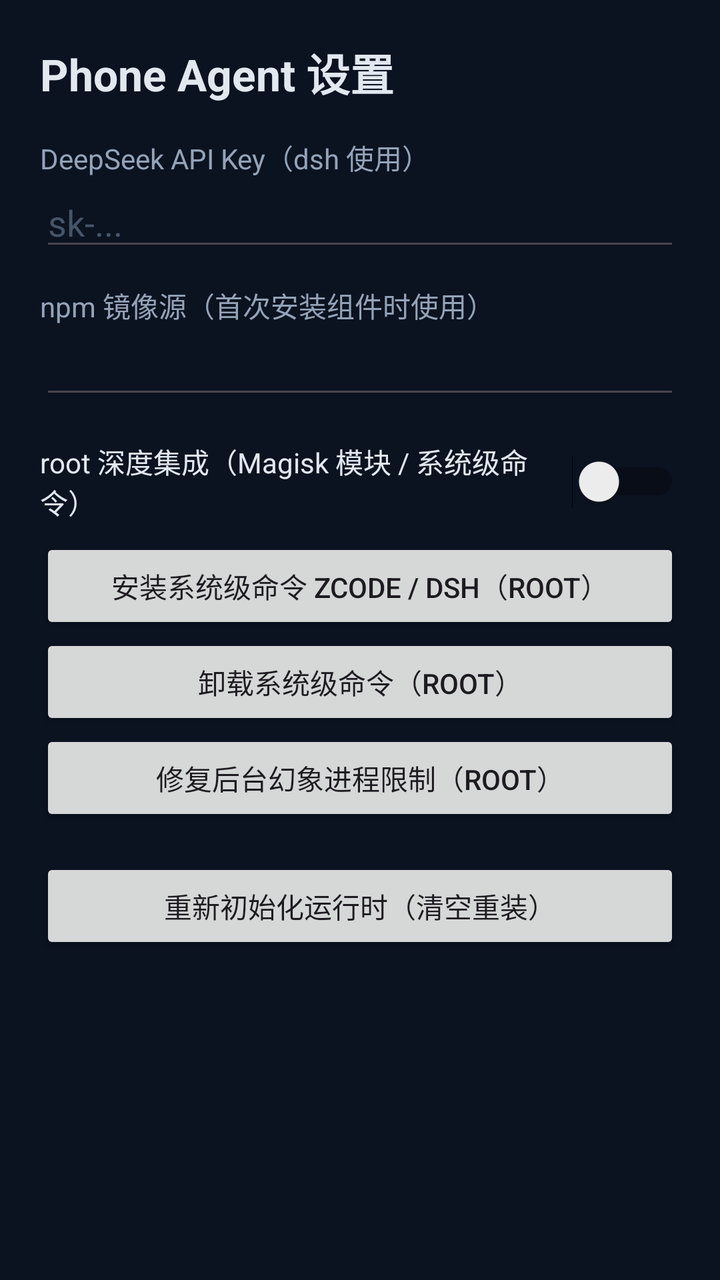
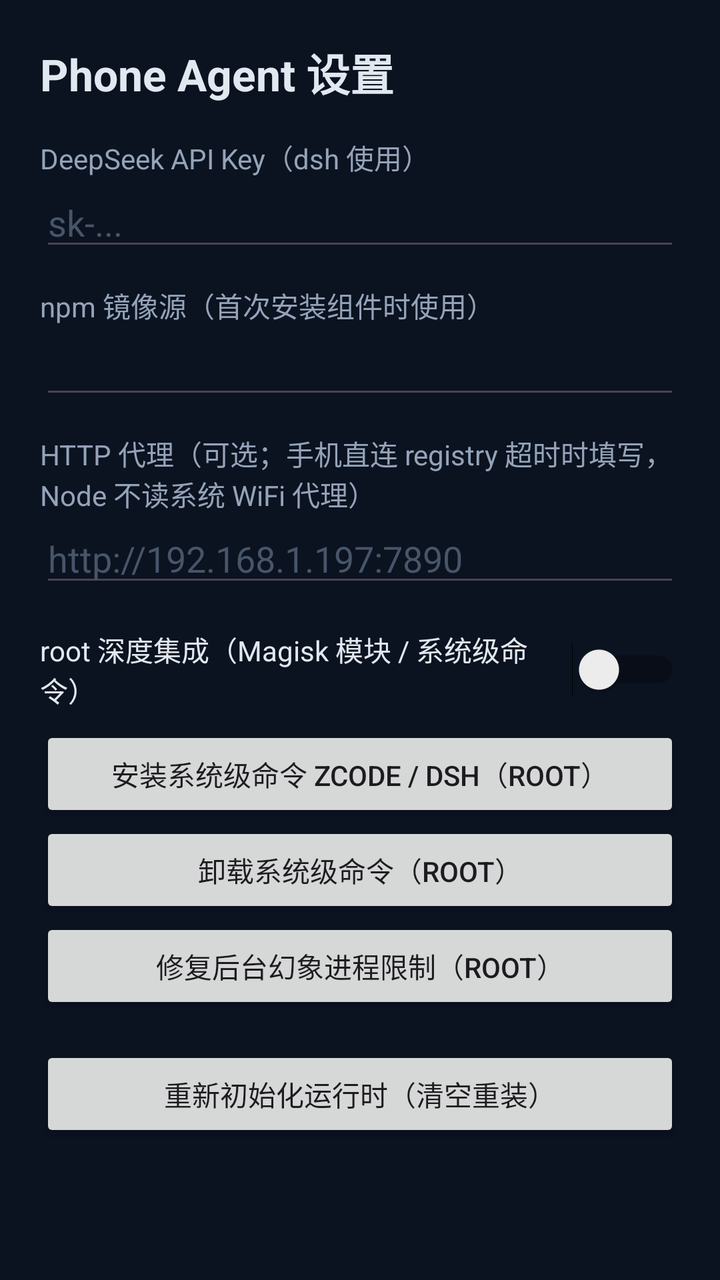

Compare the two renders of this Android layout. The source of the first and the diff that turns it into the second are given below.
<!-- AndroidManifest.xml: application theme Theme.PhoneAgent -->
<!-- res/layout/activity_settings.xml -->
<?xml version="1.0" encoding="utf-8"?>
<ScrollView xmlns:android="http://schemas.android.com/apk/res/android"
    android:layout_width="match_parent"
    android:layout_height="match_parent"
    android:background="@color/ic_bg">

    <LinearLayout
        android:layout_width="match_parent"
        android:layout_height="wrap_content"
        android:orientation="vertical"
        android:padding="20dp">

        <TextView
            android:layout_width="wrap_content"
            android:layout_height="wrap_content"
            android:paddingBottom="16dp"
            android:text="@string/settings_label"
            android:textColor="#E2E8F0"
            android:textSize="22sp"
            android:textStyle="bold" />

        <TextView
            android:layout_width="wrap_content"
            android:layout_height="wrap_content"
            android:text="DeepSeek API Key（dsh 使用）"
            android:textColor="#94A3B8" />

        <EditText
            android:id="@+id/key_input"
            android:layout_width="match_parent"
            android:layout_height="wrap_content"
            android:hint="sk-..."
            android:inputType="textPassword"
            android:textColor="#E2E8F0"
            android:textColorHint="#475569" />

        <TextView
            android:layout_width="wrap_content"
            android:layout_height="wrap_content"
            android:paddingTop="12dp"
            android:text="npm 镜像源（首次安装组件时使用）"
            android:textColor="#94A3B8" />

        <EditText
            android:id="@+id/registry_input"
            android:layout_width="match_parent"
            android:layout_height="wrap_content"
            android:inputType="textUri"
            android:textColor="#E2E8F0" />

        <Switch
            android:id="@+id/root_switch"
            android:layout_width="match_parent"
            android:layout_height="wrap_content"
            android:paddingTop="16dp"
            android:text="root 深度集成（Magisk 模块 / 系统级命令）"
            android:textColor="#E2E8F0" />

        <Button
            android:id="@+id/install_module_btn"
            android:layout_width="match_parent"
            android:layout_height="wrap_content"
            android:layout_marginTop="8dp"
            android:text="安装系统级命令 zcode / dsh（root）" />

        <Button
            android:id="@+id/uninstall_module_btn"
            android:layout_width="match_parent"
            android:layout_height="wrap_content"
            android:text="卸载系统级命令（root）" />

        <Button
            android:id="@+id/phantom_btn"
            android:layout_width="match_parent"
            android:layout_height="wrap_content"
            android:text="修复后台幻象进程限制（root）" />

        <Button
            android:id="@+id/reinit_btn"
            android:layout_width="match_parent"
            android:layout_height="wrap_content"
            android:layout_marginTop="16dp"
            android:text="重新初始化运行时（清空重装）" />

        <TextView
            android:id="@+id/status"
            android:layout_width="match_parent"
            android:layout_height="wrap_content"
            android:paddingTop="16dp"
            android:textColor="#94A3B8"
            android:textIsSelectable="true" />
    </LinearLayout>
</ScrollView>
<!-- resources referenced by this layout -->
<resources>
  <color name="ic_bg">#0B1220</color>
  <string name="settings_label">Phone Agent 设置</string>
  <style name="Theme.PhoneAgent" parent="Theme.Material3.DayNight.NoActionBar">
          <item name="android:statusBarColor">@color/ic_bg</item>
      </style>
</resources>

<!-- the commit's change to res/layout/activity_settings.xml (unified diff, before → after) -->
@@ -48,6 +48,22 @@
             android:inputType="textUri"
             android:textColor="#E2E8F0" />
 
+        <TextView
+            android:layout_width="wrap_content"
+            android:layout_height="wrap_content"
+            android:paddingTop="12dp"
+            android:text="HTTP 代理（可选；手机直连 registry 超时时填写，Node 不读系统 WiFi 代理）"
+            android:textColor="#94A3B8" />
+
+        <EditText
+            android:id="@+id/proxy_input"
+            android:layout_width="match_parent"
+            android:layout_height="wrap_content"
+            android:hint="http://192.168.1.197:7890"
+            android:inputType="textUri"
+            android:textColor="#E2E8F0"
+            android:textColorHint="#475569" />
+
         <Switch
             android:id="@+id/root_switch"
             android:layout_width="match_parent"
